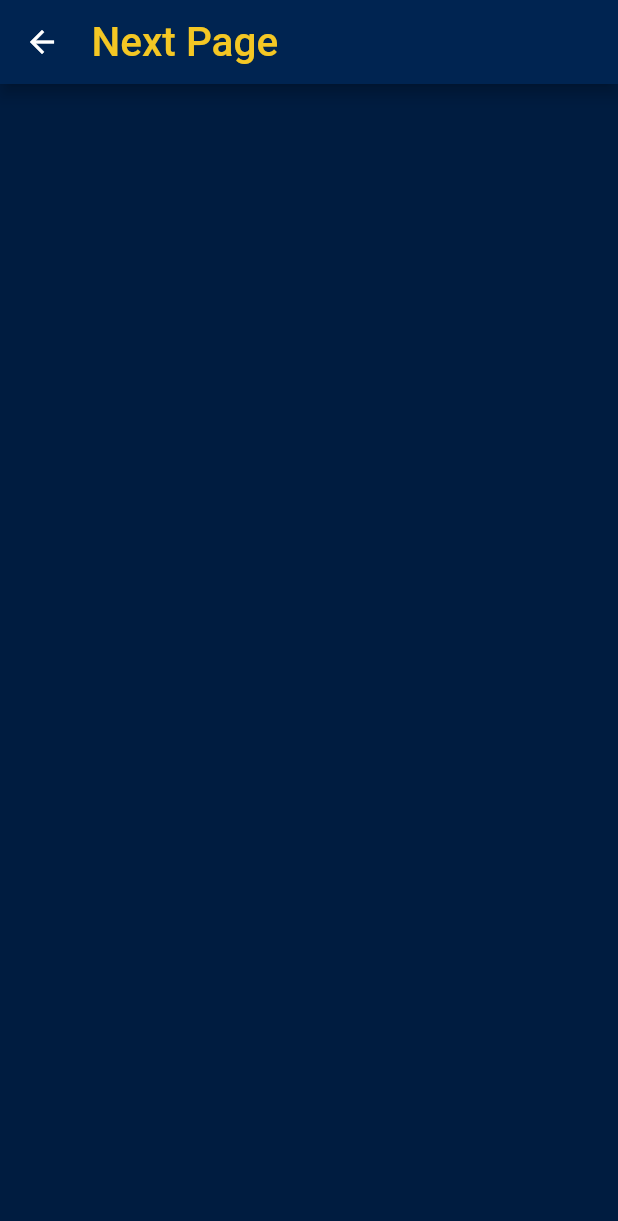
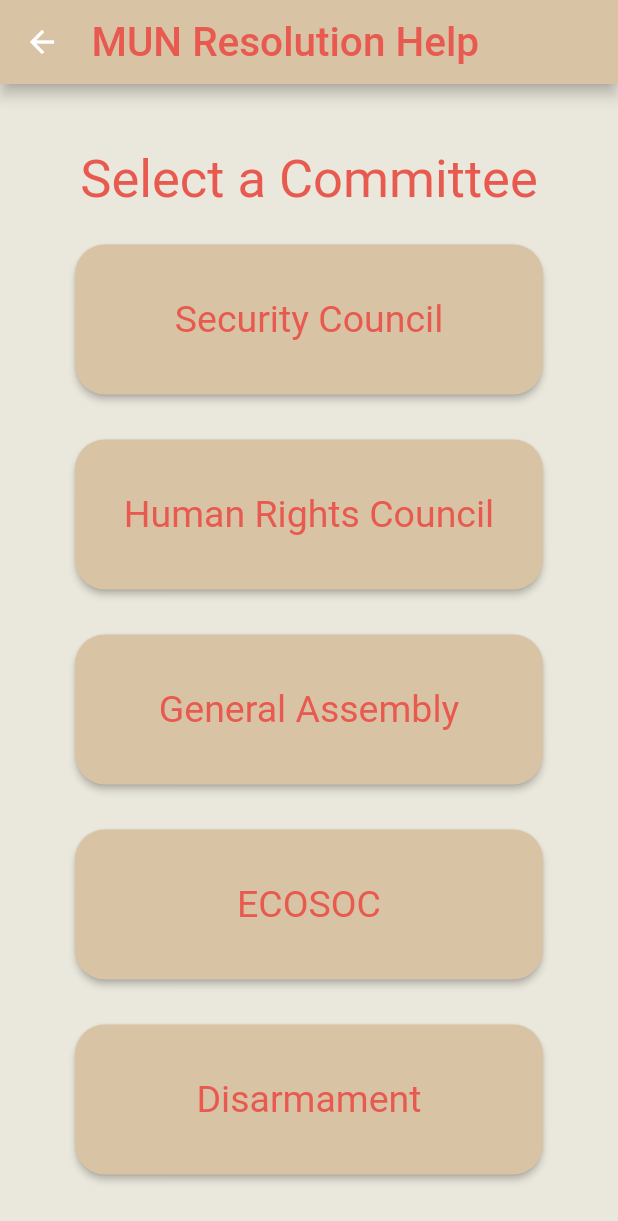
Before and after one commit to po40361/MUNHelperApp, a Flutter app: the screen it shows after launch, after a tap on "MUN Resolution Help", on a phone screen of 412 x 824 dp. Shown: the top 1221 px of the screen. Run offline on Flutter 3.47's test engine with Material 2 defaults, Android fonts, the phone set to English and light mode, and no system bars.

Commit message:
added new pages
+ added new pages and button functionality

```diff
--- a/lib/pages.dart
+++ /dev/null
@@ -1,33 +0,0 @@
-import 'package:flutter/material.dart';
-
-final barColor = const Color(0xFF002451);
-final bgColor = const Color(0xFF001C40);
-final textColor = const Color(0xFFF4C724);
-
-class ResoHelpPage extends StatefulWidget{
-  @override
-  State<StatefulWidget> createState(){
-  return ResoHelpPageState();
-
-  }
-}
-
-class ResoHelpPageState extends State<ResoHelpPage>{
-  @override
-  Widget build (BuildContext context){
-    return Scaffold(
-    backgroundColor: bgColor,
-    appBar: AppBar(
-      titleSpacing: 5.0,
-      title: Text(
-        'Next Page',
-        style: TextStyle(
-          color: textColor,
-          fontSize: 27.0
-        ),
-      ),
-      backgroundColor: barColor
-    ),
-  );
-  }
-}
--- a/lib/src/app.dart
+++ b/lib/src/app.dart
@@ -1,10 +1,6 @@
 import 'package:flutter/material.dart';
-import 'package:helloflutter/pages.dart';
-
-
-final barColor = const Color(0xFF002451);
-final bgColor = const Color(0xFF001C40);
-final textColor = const Color(0xFFF4C724);
+import 'package:helloflutter/src/pages.dart';
+import 'colors.dart';
 
 class App extends StatelessWidget{
 
@@ -25,6 +21,7 @@ Widget build(context){
 
     backgroundColor: bgColor,
     appBar: AppBar(
+      //elevation: 0.0,
       titleSpacing: 5.0,
       title: Text(
         'MUN Helper',
@@ -56,8 +53,11 @@ class MenuButton extends StatelessWidget{
         padding: const EdgeInsets.all(15.0),
         child: RawMaterialButton(
         constraints: BoxConstraints(minWidth: width, minHeight: height),
-        fillColor: barColor,
-        shape: const RoundedRectangleBorder(),
+        fillColor: buttonColor,
+        //elevation: 0.0,
+        shape: RoundedRectangleBorder(
+          borderRadius: BorderRadius.circular(20)
+        ),
         child: Text(name,
         style: TextStyle(
           color: textColor,
@@ -65,7 +65,13 @@ class MenuButton extends StatelessWidget{
         )
         ),
         onPressed: (){
+          if (name == 'MUN Resolution Help')
           Navigator.push(context, MaterialPageRoute(builder: (context) => ResoHelpPage()));
+
+          else if (name == 'In-Conference Help')
+          Navigator.push(context, MaterialPageRoute(builder: (context) => InConferenceHelpPage()));
+
+
           },
         )
       );
--- /dev/null
+++ b/lib/src/colors.dart
@@ -0,0 +1,8 @@
+import 'package:flutter/material.dart';
+
+final barColor = const Color(0xFFD8C3A5);
+final buttonColor = const Color(0xFFD8C3A5);
+final bgColor = const Color(0xFFEAE7DC);
+//inal bgColor = const Color(0xFF8E8D8A);
+
+final textColor = const Color(0xFFE85A4F);
--- /dev/null
+++ b/lib/src/pages.dart
@@ -0,0 +1,121 @@
+import 'package:flutter/material.dart';
+import 'colors.dart';
+
+
+class ResoHelpPage extends StatefulWidget{
+  @override
+  State<StatefulWidget> createState(){
+  return ResoHelpPageState();
+
+  }
+}
+
+class ResoHelpPageState extends State<ResoHelpPage>{
+  @override
+  Widget build (BuildContext context){
+    return Scaffold(
+    backgroundColor: bgColor,
+    appBar: AppBar(
+      titleSpacing: 5.0,
+      title: Text(
+        'MUN Resolution Help',
+        style: TextStyle(
+          color: textColor,
+          fontSize: 27.0
+        ),
+      ),
+      backgroundColor: barColor
+    ),
+    body:
+        ListView(
+          scrollDirection: Axis.vertical,
+          padding: const EdgeInsets.all(35.0),
+          children: [
+            Container(
+            alignment: Alignment(0, -0.93),
+            padding: EdgeInsets.all(8.0),
+            child: Text('Select a Committee',
+            style: TextStyle(fontSize: 35.0,
+              color: textColor),
+            )),
+            SelectCommitteeButton(500.0, 100.0, 'Security Council'),
+            SelectCommitteeButton(500.0, 100.0, 'Human Rights Council'),
+            SelectCommitteeButton(500.0, 100.0, 'General Assembly'),
+            SelectCommitteeButton(500.0, 100.0, 'ECOSOC'),
+            SelectCommitteeButton(500.0, 100.0, 'Disarmament')
+          ]
+        ),
+    );
+  }
+}
+
+
+
+class InConferenceHelpPage extends StatefulWidget{
+  @override
+  State<StatefulWidget> createState(){
+  return InConferenceHelpPageState();
+
+  }
+}
+
+class InConferenceHelpPageState extends State<InConferenceHelpPage>{
+  @override
+  Widget build (BuildContext context){
+    return Scaffold(
+    backgroundColor: bgColor,
+    appBar: AppBar(
+      titleSpacing: 5.0,
+      title:
+      Center(
+              child: Text(
+          'In-Conference Help',
+          style: TextStyle(
+            color: textColor,
+            fontSize: 27.0
+          ),
+        ),
+      ),
+      backgroundColor: barColor
+    ),
+  );
+  }
+}
+
+
+class SelectCommitteeButton extends StatelessWidget{
+
+  final double width;
+  final double height;
+  final String name;
+
+  //final double height;
+  const SelectCommitteeButton(this.width, this.height, this.name);
+
+  @override
+  Widget build(BuildContext context){
+  return Container(
+
+        padding: const EdgeInsets.all(15.0),
+        child: RawMaterialButton(
+        constraints: BoxConstraints(minWidth: width, minHeight: height),
+        fillColor: buttonColor,
+        //elevation: 0.0,
+        shape: RoundedRectangleBorder(
+          borderRadius: BorderRadius.circular(20)
+        ),
+        child:
+        Center(
+            child: Text(name,
+              style: TextStyle(
+              color: textColor,
+              fontSize: 25.0
+            )
+          ),
+        ),
+        onPressed: (){
+          },
+        )
+      );
+    }
+}
```
